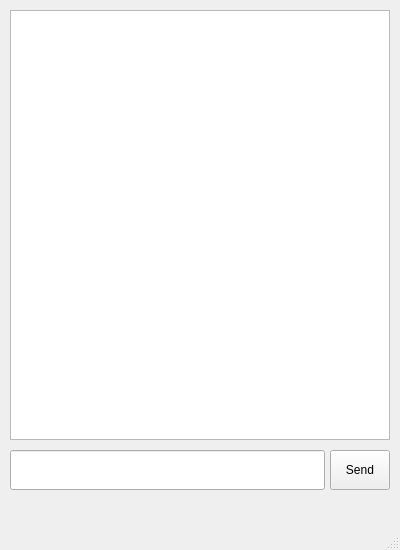
This is client/chatwindow.ui in BagaevDanil/messenger as Qt 5 draws it before an edit. The edited form follows.
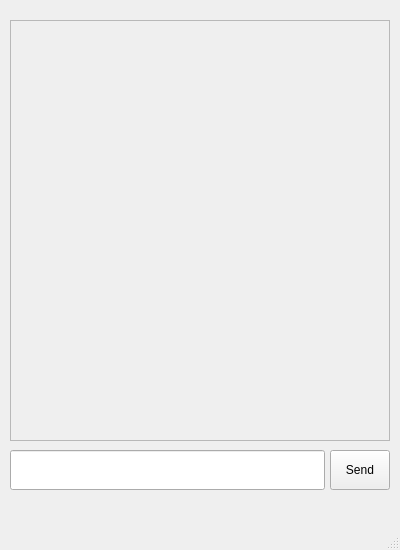
This is the edited form.

```diff
--- a/client/chatwindow.ui
+++ b/client/chatwindow.ui
@@ -14,16 +14,6 @@
    <string>MainWindow</string>
   </property>
   <widget class="QWidget" name="centralwidget">
-   <widget class="QTextBrowser" name="textBrowser">
-    <property name="geometry">
-     <rect>
-      <x>10</x>
-      <y>10</y>
-      <width>380</width>
-      <height>430</height>
-     </rect>
-    </property>
-   </widget>
    <widget class="QPushButton" name="pushButtonSend">
     <property name="geometry">
      <rect>
@@ -47,6 +37,29 @@
      </rect>
     </property>
    </widget>
+   <widget class="QScrollArea" name="scrollArea">
+    <property name="geometry">
+     <rect>
+      <x>10</x>
+      <y>20</y>
+      <width>380</width>
+      <height>421</height>
+     </rect>
+    </property>
+    <property name="widgetResizable">
+     <bool>true</bool>
+    </property>
+    <widget class="QWidget" name="scrollAreaWidgetContents">
+     <property name="geometry">
+      <rect>
+       <x>0</x>
+       <y>0</y>
+       <width>378</width>
+       <height>419</height>
+      </rect>
+     </property>
+    </widget>
+   </widget>
   </widget>
   <widget class="QMenuBar" name="menubar">
    <property name="geometry">
```
